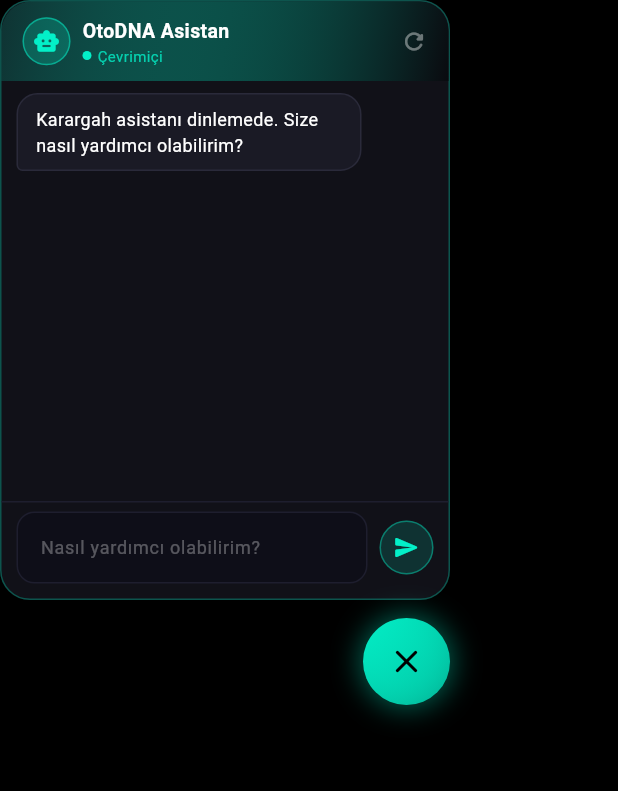
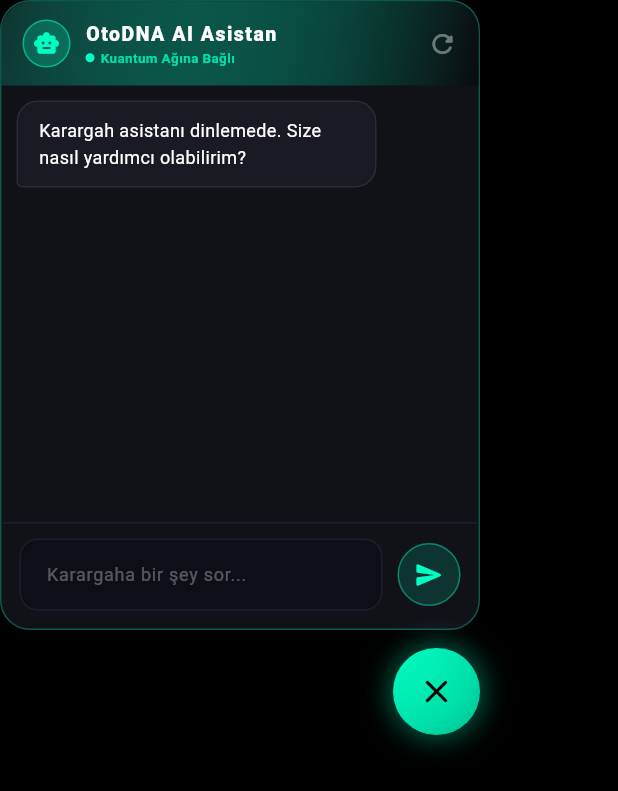
Before and after one commit to hgazicam06-design/OTODNA_CORE, a Flutter app: the AsistanWidget widget shown alone on an empty page, opened directly with empty values, after a tap on the "smart toy" icon, on a phone screen of 412 x 824 dp. Shown: the top 791 px of the screen. Run offline on Flutter 3.47's test engine with Material 3 defaults, Android fonts, the phone set to English and light mode, and no system bars; drawn by our look-alikes of flutter_markdown; our stand-ins replace camera, cloud_firestore, file_picker, firebase_auth, firebase_core, firebase_messaging and 14 more; missing offline and left inert: google_mlkit_text_recognition, mobile_scanner; accounts and stored records are empty; Roboto replaces fonts that are missing (Avenir); statements that could not run were skipped.

Commit message:
Siber Ilan Karti UI bileseni incelendi ve optimize edildi

```diff
--- a/lib/widgets/asistan_widget.dart
+++ b/lib/widgets/asistan_widget.dart
@@ -1,9 +1,12 @@
 import 'package:flutter/material.dart';
 import 'package:flutter_markdown/flutter_markdown.dart';
+import 'package:cloud_firestore/cloud_firestore.dart'; // 🚀 SİBER LOGLAMA İÇİN EKLENDİ
+import 'package:firebase_auth/firebase_auth.dart'; // 🚀 KİMLİK TESPİTİ İÇİN EKLENDİ
+import 'dart:developer' as developer;
 import '../services/asistan_service.dart';
 
-/// Uygulamanın herhangi bir ekranına eklenebilen yüzen AI asistan baloncuğu.
-/// Kullanım: Stack içine AsistanWidget(ekran: 'ana_sayfa') ekle.
+/// 🛡️ KUANTUM SİBER ASİSTAN (Yüzen AI Balonu)
+/// Uygulamanın her ekranına eklenebilen, Karargah bağlantılı AI asistanı.
 class AsistanWidget extends StatefulWidget {
   final String ekran;
   final AsistanService asistan;
@@ -18,12 +21,12 @@ class AsistanWidget extends StatefulWidget {
   State<AsistanWidget> createState() => _AsistanWidgetState();
 }
 
-class _AsistanWidgetState extends State<AsistanWidget>
-    with SingleTickerProviderStateMixin {
-  static const _cyan = Color(0xFF03f0c8);
-  static const _gold = Color(0xFFFF9C1A);
-  static const _dark = Color(0xFF0A0A0F);
-  static const _card = Color(0xFF111118);
+class _AsistanWidgetState extends State<AsistanWidget> with SingleTickerProviderStateMixin {
+  // 🎨 SİBER RENK PALETİ (Karargah Standartları)
+  static const _cyan = Color(0xFF00FFC2); // Kuantum Turkuazı
+  static const _dark = Color(0xFF0A0A0F); // OLED Siyah
+  static const _card = Color(0xFF111118); // Siber Cam Arka Plan
+  static const _alertRed = Color(0xFFFF4D4D); // İhlal Kırmızısı
 
   bool _acik = false;
   bool _yukleniyor = false;
@@ -44,8 +47,7 @@ class _AsistanWidgetState extends State<AsistanWidget>
       vsync: this,
       duration: const Duration(seconds: 2),
     )..repeat(reverse: true);
-    _pulseAnim = Tween(begin: 0.9, end: 1.1).animate(
-        CurvedAnimation(parent: _pulseCtrl, curve: Curves.easeInOut));
+    _pulseAnim = Tween(begin: 0.9, end: 1.1).animate(CurvedAnimation(parent: _pulseCtrl, curve: Curves.easeInOut));
 
     _karsilamaHazirla();
   }
@@ -59,8 +61,12 @@ class _AsistanWidgetState extends State<AsistanWidget>
   }
 
   Future<void> _karsilamaHazirla() async {
+    try {
       final mesaj = await widget.asistan.karsilamaGonder(widget.ekran);
       if (mounted) setState(() => _karsilama = mesaj);
+    } catch (e) {
+      developer.log("SİBER UYARI: Asistan karşılama mesajı çekilemedi.", error: e);
+    }
   }
 
   void _toggle() {
@@ -74,6 +80,7 @@ class _AsistanWidgetState extends State<AsistanWidget>
     }
   }
 
+  // 🚀 AI SORGULAMA VE SİBER LOGLAMA MOTORU (Sessiz Çöküş Engellendi!)
   Future<void> _gonder() async {
     final soru = _mesajCtrl.text.trim();
     if (soru.isEmpty) return;
@@ -85,6 +92,8 @@ class _AsistanWidgetState extends State<AsistanWidget>
     });
     _asagiKaydir();
 
+    try {
+      // 1. Asistandan Cevabı Çek
       final cevap = await widget.asistan.sor(soru);
 
       if (mounted) {
@@ -93,6 +102,37 @@ class _AsistanWidgetState extends State<AsistanWidget>
           _yukleniyor = false;
         });
         _asagiKaydir();
+      }
+
+      // 2. ⛓️ ATOMİK ZIRH: Asistanla Konuşulanları Karargah Radarına Logla!
+      _sorguyuKarargahaLogla(soru);
+
+    } catch (e) {
+      // 🚨 SİBER KALKAN: İnternet koparsa asistan kilitlenmez, uyarı verir!
+      developer.log("AĞ ÇÖKTÜ: Asistan zekası yanıt veremiyor!", error: e);
+      if (mounted) {
+        setState(() {
+          _mesajlar.add(AsistanMesaj(metin: "⚠️ SİBER BAĞLANTI HATASI: Kuantum Ağına şu an erişilemiyor. Lütfen Karargah bağlantınızı kontrol edin.", kullanici: false));
+          _yukleniyor = false;
+        });
+        _asagiKaydir();
+      }
+    }
+  }
+
+  // 📡 İÇ PROTOKOL: KULLANICI EĞİLİMLERİNİ İZLEME MOTORU
+  Future<void> _sorguyuKarargahaLogla(String soru) async {
+    try {
+      String userId = FirebaseAuth.instance.currentUser?.uid ?? "ANONİM_KULLANICI";
+
+      await FirebaseFirestore.instance.collection('sistem_loglari').add({
+        'islem_turu': 'YAPAY_ZEKA_SORGUSU',
+        'islem_detayi': 'SİBER BİLGİ: $userId ID\'li kullanıcı "${widget.ekran}" ekranında Asistana şu soruyu sordu: "$soru"',
+        'kullanici_id': userId,
+        'tarih': FieldValue.serverTimestamp(),
+      });
+    } catch (logError) {
+      developer.log("SİBER UYARI: Asistan sorgusu Karargaha mühürlenemedi!", error: logError);
     }
   }
 
@@ -108,7 +148,7 @@ class _AsistanWidgetState extends State<AsistanWidget>
     });
   }
 
-  // ── BUILD ─────────────────────────────────────────────────────────────────
+  // ── BUILD (UI) ────────────────────────────────────────────────────────────
   @override
   Widget build(BuildContext context) {
     return Positioned(
@@ -138,16 +178,11 @@ class _AsistanWidgetState extends State<AsistanWidget>
           decoration: BoxDecoration(
             shape: BoxShape.circle,
             gradient: LinearGradient(
-                  colors: [_cyan, _cyan.withValues(alpha: 0.7)],
+              colors: [_cyan, _cyan.withOpacity(0.7)],
               begin: Alignment.topLeft,
               end: Alignment.bottomRight,
             ),
-                boxShadow: [
-                  BoxShadow(
-                      color: _cyan.withValues(alpha: 0.4),
-                      blurRadius: 16,
-                      spreadRadius: 2),
-                ],
+            boxShadow: [BoxShadow(color: _cyan.withOpacity(0.4), blurRadius: 16, spreadRadius: 2)],
           ),
           child: Icon(
             _acik ? Icons.close_rounded : Icons.smart_toy_rounded,
@@ -160,138 +195,125 @@ class _AsistanWidgetState extends State<AsistanWidget>
   );
 
   Widget _buildPanel() => Container(
-        width: 300,
-        height: 400,
+    width: MediaQuery.of(context).size.width * 0.85 > 320 ? 320 : MediaQuery.of(context).size.width * 0.85,
+    height: 420,
     decoration: BoxDecoration(
       color: _card,
       borderRadius: BorderRadius.circular(20),
-          border: Border.all(color: _cyan.withValues(alpha: 0.3)),
-          boxShadow: [
-            BoxShadow(
-                color: Colors.black.withValues(alpha: 0.5),
-                blurRadius: 24,
-                spreadRadius: 4),
-          ],
+      border: Border.all(color: _cyan.withOpacity(0.3)),
+      boxShadow: [BoxShadow(color: Colors.black.withOpacity(0.8), blurRadius: 24, spreadRadius: 4)],
     ),
-        child: Column(children: [
+    child: Column(
+        children: [
           _buildPanelBaslik(),
           Expanded(child: _buildMesajlar()),
           _buildGirisAlan(),
-        ]),
+        ]
+    ),
   );
 
   Widget _buildPanelBaslik() => Container(
-        padding: const EdgeInsets.symmetric(horizontal: 14, vertical: 10),
+    padding: const EdgeInsets.symmetric(horizontal: 14, vertical: 12),
     decoration: BoxDecoration(
       borderRadius: const BorderRadius.vertical(top: Radius.circular(20)),
       gradient: LinearGradient(
-            colors: [_cyan.withValues(alpha: 0.15), _dark],
+        colors: [_cyan.withOpacity(0.15), _dark],
         begin: Alignment.topLeft,
         end: Alignment.bottomRight,
       ),
     ),
     child: Row(children: [
       Container(
-            width: 32,
-            height: 32,
+        width: 32, height: 32,
         decoration: BoxDecoration(
           shape: BoxShape.circle,
-              color: _cyan.withValues(alpha: 0.2),
-              border: Border.all(color: _cyan.withValues(alpha: 0.5)),
+          color: _cyan.withOpacity(0.2),
+          border: Border.all(color: _cyan.withOpacity(0.5)),
         ),
         child: const Icon(Icons.smart_toy_rounded, color: _cyan, size: 18),
       ),
-          const SizedBox(width: 8),
-          Column(crossAxisAlignment: CrossAxisAlignment.start, children: [
-            const Text('OtoDNA Asistan',
-                style: TextStyle(
-                    color: Colors.white,
-                    fontWeight: FontWeight.w700,
-                    fontSize: 13)),
-            Row(children: [
-              Container(
-                  width: 6,
-                  height: 6,
-                  decoration: const BoxDecoration(
-                      shape: BoxShape.circle, color: _cyan)),
+      const SizedBox(width: 10),
+      Column(
+          crossAxisAlignment: CrossAxisAlignment.start,
+          children: [
+            const Text('OtoDNA AI Asistan', style: TextStyle(color: Colors.white, fontWeight: FontWeight.w900, fontSize: 13, letterSpacing: 1)),
+            Row(
+                children: [
+                  Container(width: 6, height: 6, decoration: const BoxDecoration(shape: BoxShape.circle, color: _cyan)),
                   const SizedBox(width: 4),
-              Text('Çevrimiçi',
-                  style: TextStyle(
-                      color: _cyan.withValues(alpha: 0.8), fontSize: 10)),
-            ]),
-          ]),
+                  Text('Kuantum Ağına Bağlı', style: TextStyle(color: _cyan.withOpacity(0.8), fontSize: 9, fontWeight: FontWeight.bold)),
+                ]
+            ),
+          ]
+      ),
       const Spacer(),
       GestureDetector(
         onTap: () {
           widget.asistan.sifirla();
           setState(() { _mesajlar.clear(); _karsilamaGosterildi = false; });
+          developer.log("SİBER BİLGİ: Asistan hafızası sıfırlandı.");
         },
-            child: Icon(Icons.refresh_rounded,
-                color: Colors.white.withValues(alpha: 0.4), size: 18),
+        child: Icon(Icons.refresh_rounded, color: Colors.white.withOpacity(0.4), size: 20),
       ),
     ]),
   );
 
   Widget _buildMesajlar() => ListView.builder(
     controller: _scrollCtrl,
-        padding: const EdgeInsets.symmetric(horizontal: 10, vertical: 8),
+    physics: const BouncingScrollPhysics(),
+    padding: const EdgeInsets.symmetric(horizontal: 10, vertical: 10),
     itemCount: _mesajlar.length + (_yukleniyor ? 1 : 0),
     itemBuilder: (_, i) {
       if (i == _mesajlar.length) return _buildYukleniyor();
-          final m = _mesajlar[i];
-          return _buildMesajBalonu(m);
+      return _buildMesajBalonu(_mesajlar[i]);
     },
   );
 
-  Widget _buildMesajBalonu(AsistanMesaj m) => Align(
+  Widget _buildMesajBalonu(AsistanMesaj m) {
+    bool isErrorMsg = m.metin.contains("SİBER BAĞLANTI HATASI");
+    Color borderColor = m.kullanici ? _cyan.withOpacity(0.3) : (isErrorMsg ? _alertRed.withOpacity(0.5) : const Color(0xFF2A2A3A));
+    Color bgColor = m.kullanici ? _cyan.withOpacity(0.15) : (isErrorMsg ? _alertRed.withOpacity(0.1) : const Color(0xFF1A1A25));
+
+    return Align(
       alignment: m.kullanici ? Alignment.centerRight : Alignment.centerLeft,
       child: Container(
-          constraints: const BoxConstraints(maxWidth: 230),
-          margin: const EdgeInsets.only(bottom: 8),
-          padding: const EdgeInsets.symmetric(horizontal: 12, vertical: 8),
+        constraints: const BoxConstraints(maxWidth: 240),
+        margin: const EdgeInsets.only(bottom: 10),
+        padding: const EdgeInsets.symmetric(horizontal: 14, vertical: 10),
         decoration: BoxDecoration(
           borderRadius: BorderRadius.circular(14).copyWith(
             bottomRight: m.kullanici ? const Radius.circular(4) : null,
             bottomLeft: !m.kullanici ? const Radius.circular(4) : null,
           ),
-            color: m.kullanici
-                ? _cyan.withValues(alpha: 0.15)
-                : const Color(0xFF1A1A25),
-            border: Border.all(
-                color: m.kullanici
-                    ? _cyan.withValues(alpha: 0.3)
-                    : const Color(0xFF2A2A3A)),
+          color: bgColor,
+          border: Border.all(color: borderColor),
         ),
         child: m.kullanici
-              ? Text(m.metin,
-                  style: const TextStyle(color: Colors.white, fontSize: 12))
+            ? Text(m.metin, style: const TextStyle(color: Colors.white, fontSize: 13, fontWeight: FontWeight.w600))
             : MarkdownBody(
           data: m.metin,
           styleSheet: MarkdownStyleSheet(
-                    p: const TextStyle(color: Colors.white, fontSize: 12, height: 1.4),
-                    strong: const TextStyle(
-                        color: _cyan, fontWeight: FontWeight.w700, fontSize: 12),
-                    listBullet: TextStyle(
-                        color: _cyan.withValues(alpha: 0.8), fontSize: 12),
+            p: TextStyle(color: isErrorMsg ? _alertRed : Colors.white, fontSize: 12, height: 1.5),
+            strong: const TextStyle(color: _cyan, fontWeight: FontWeight.w900, fontSize: 12),
+            listBullet: TextStyle(color: _cyan.withOpacity(0.8), fontSize: 12),
           ),
         ),
       ),
     );
+  }
 
   Widget _buildYukleniyor() => Align(
     alignment: Alignment.centerLeft,
     child: Container(
-          margin: const EdgeInsets.only(bottom: 8),
-          padding: const EdgeInsets.symmetric(horizontal: 14, vertical: 10),
+      margin: const EdgeInsets.only(bottom: 10),
+      padding: const EdgeInsets.symmetric(horizontal: 14, vertical: 12),
       decoration: BoxDecoration(
         borderRadius: BorderRadius.circular(14),
         color: const Color(0xFF1A1A25),
         border: Border.all(color: const Color(0xFF2A2A3A)),
       ),
       child: Row(mainAxisSize: MainAxisSize.min, children: [
-            _nokta(0), const SizedBox(width: 4),
-            _nokta(1), const SizedBox(width: 4),
-            _nokta(2),
+        _nokta(0), const SizedBox(width: 4), _nokta(1), const SizedBox(width: 4), _nokta(2),
       ]),
     ),
   );
@@ -302,59 +324,47 @@ class _AsistanWidgetState extends State<AsistanWidget>
     curve: Curves.easeInOut,
     builder: (_, v, __) => Opacity(
       opacity: v,
-          child: Container(
-            width: 6, height: 6,
-            decoration: const BoxDecoration(
-                shape: BoxShape.circle, color: _cyan),
-          ),
+      child: Container(width: 6, height: 6, decoration: const BoxDecoration(shape: BoxShape.circle, color: _cyan)),
     ),
   );
 
   Widget _buildGirisAlan() => Container(
-        padding: const EdgeInsets.fromLTRB(10, 6, 10, 10),
+    padding: const EdgeInsets.fromLTRB(12, 10, 12, 12),
     decoration: const BoxDecoration(
-          border: Border(
-              top: BorderSide(color: Color(0xFF1E1E2E))),
+      border: Border(top: BorderSide(color: Color(0xFF1E1E2E))),
     ),
     child: Row(children: [
       Expanded(
         child: TextField(
           controller: _mesajCtrl,
-              style: const TextStyle(color: Colors.white, fontSize: 12),
-              maxLines: 1,
+          style: const TextStyle(color: Colors.white, fontSize: 13),
+          maxLines: null, // Dinamik yükseklik için
+          keyboardType: TextInputType.multiline,
+          textInputAction: TextInputAction.send,
           onSubmitted: (_) => _gonder(),
           decoration: InputDecoration(
-                hintText: 'Nasıl yardımcı olabilirim?',
-                hintStyle: TextStyle(
-                    color: Colors.white.withValues(alpha: 0.3), fontSize: 12),
+            hintText: 'Karargaha bir şey sor...',
+            hintStyle: TextStyle(color: Colors.white.withOpacity(0.3), fontSize: 12),
             filled: true,
             fillColor: const Color(0xFF0E0E18),
-                contentPadding:
-                    const EdgeInsets.symmetric(horizontal: 12, vertical: 8),
-                border: OutlineInputBorder(
-                    borderRadius: BorderRadius.circular(12),
-                    borderSide: const BorderSide(color: Color(0xFF1E1E2E))),
-                enabledBorder: OutlineInputBorder(
-                    borderRadius: BorderRadius.circular(12),
-                    borderSide: const BorderSide(color: Color(0xFF1E1E2E))),
-                focusedBorder: OutlineInputBorder(
-                    borderRadius: BorderRadius.circular(12),
-                    borderSide: BorderSide(
-                        color: _cyan.withValues(alpha: 0.5))),
+            contentPadding: const EdgeInsets.symmetric(horizontal: 14, vertical: 10),
+            border: OutlineInputBorder(borderRadius: BorderRadius.circular(12), borderSide: const BorderSide(color: Color(0xFF1E1E2E))),
+            enabledBorder: OutlineInputBorder(borderRadius: BorderRadius.circular(12), borderSide: const BorderSide(color: Color(0xFF1E1E2E))),
+            focusedBorder: OutlineInputBorder(borderRadius: BorderRadius.circular(12), borderSide: BorderSide(color: _cyan.withOpacity(0.5))),
           ),
         ),
       ),
-          const SizedBox(width: 8),
+      const SizedBox(width: 10),
       GestureDetector(
-            onTap: _gonder,
+        onTap: _yukleniyor ? null : _gonder,
         child: Container(
-              width: 36, height: 36,
+          width: 42, height: 42,
           decoration: BoxDecoration(
             shape: BoxShape.circle,
-                color: _cyan.withValues(alpha: 0.15),
-                border: Border.all(color: _cyan.withValues(alpha: 0.4)),
+            color: _yukleniyor ? Colors.grey.withOpacity(0.1) : _cyan.withOpacity(0.15),
+            border: Border.all(color: _yukleniyor ? Colors.transparent : _cyan.withOpacity(0.4)),
           ),
-              child: const Icon(Icons.send_rounded, color: _cyan, size: 18),
+          child: Icon(Icons.send_rounded, color: _yukleniyor ? Colors.white30 : _cyan, size: 20),
         ),
       ),
     ]),
```
Also changed, not shown: lib/widgets/badge_system.dart (+14 -13 lines), lib/widgets/badge_widget.dart (+14 -7 lines), lib/widgets/bayi_sos_panel.dar.dart (+31 -12 lines), lib/widgets/car_ad_card.dart (+9 -7 lines). Lines whose indentation alone changed are shown as unchanged.
